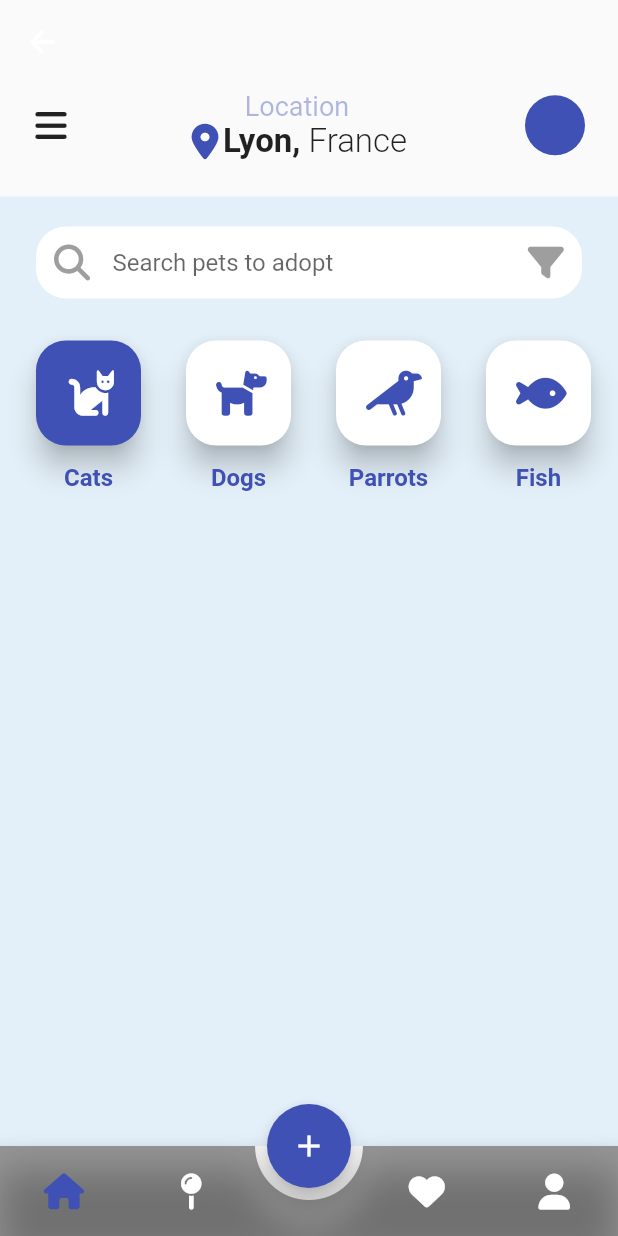
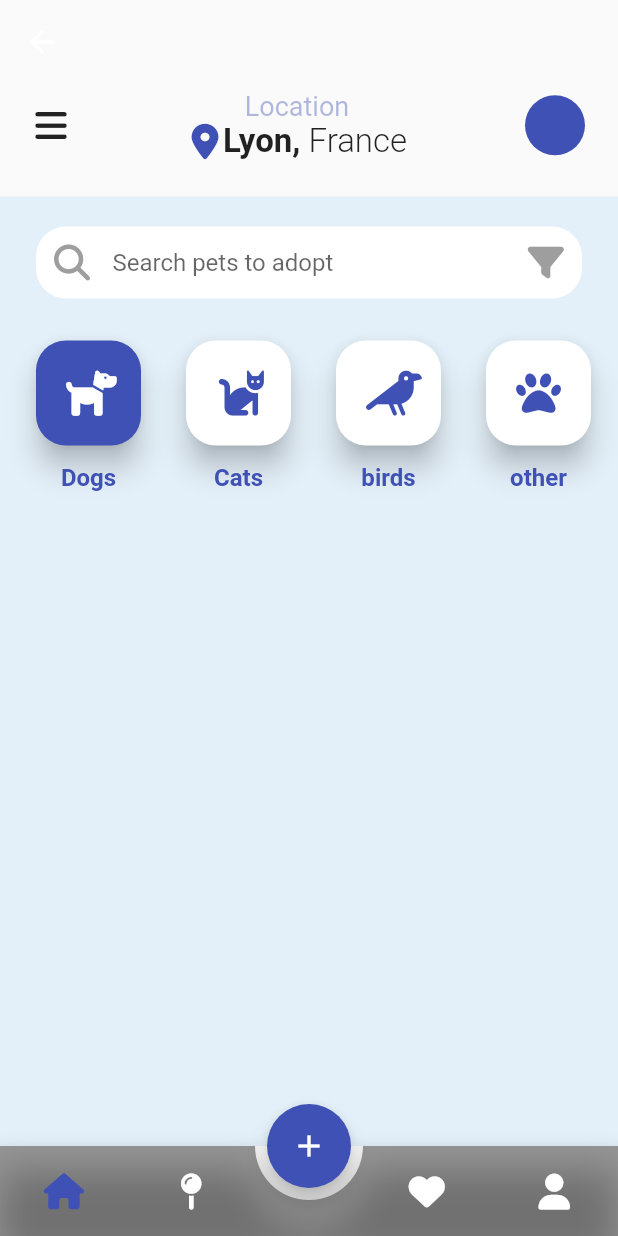
Before and after one commit to aymen-ziouche/Adoptini, a Flutter app: the HomePage screen opened by its route, on a phone screen of 412 x 824 dp. Run offline on Flutter 3.47's test engine with Material 2 defaults, Android fonts, the phone set to English and light mode, and no system bars; drawn by our look-alikes of animated_bottom_navigation_bar; our stand-ins replace cloud_firestore, firebase_auth, firebase_core, firebase_storage, flutter_onboarding_slider, font_awesome_flutter and 3 more; accounts and stored records are empty.

Commit message:
minor changes in the home screen

```diff
--- a/lib/screens/homepage.dart
+++ b/lib/screens/homepage.dart
@@ -71,17 +71,17 @@ class _HomePageState extends State<HomePage> {
   }
 
   List<String> animalTypes = [
+    'Dogs',
     'Cats',
-    'Dogs',
-    'Parrots',
-    'Fish',
+    'birds',
+    'other',
   ];
 
   List<IconData> animalIcons = [
+    FontAwesomeIcons.dog,
     FontAwesomeIcons.cat,
-    FontAwesomeIcons.dog,
     FontAwesomeIcons.crow,
-    FontAwesomeIcons.fish,
+    FontAwesomeIcons.paw,
   ];
   @override
   Widget build(BuildContext context) {
```
Also changed, not shown: lib/screens/favoritespage.dart (+0 -28 lines).
